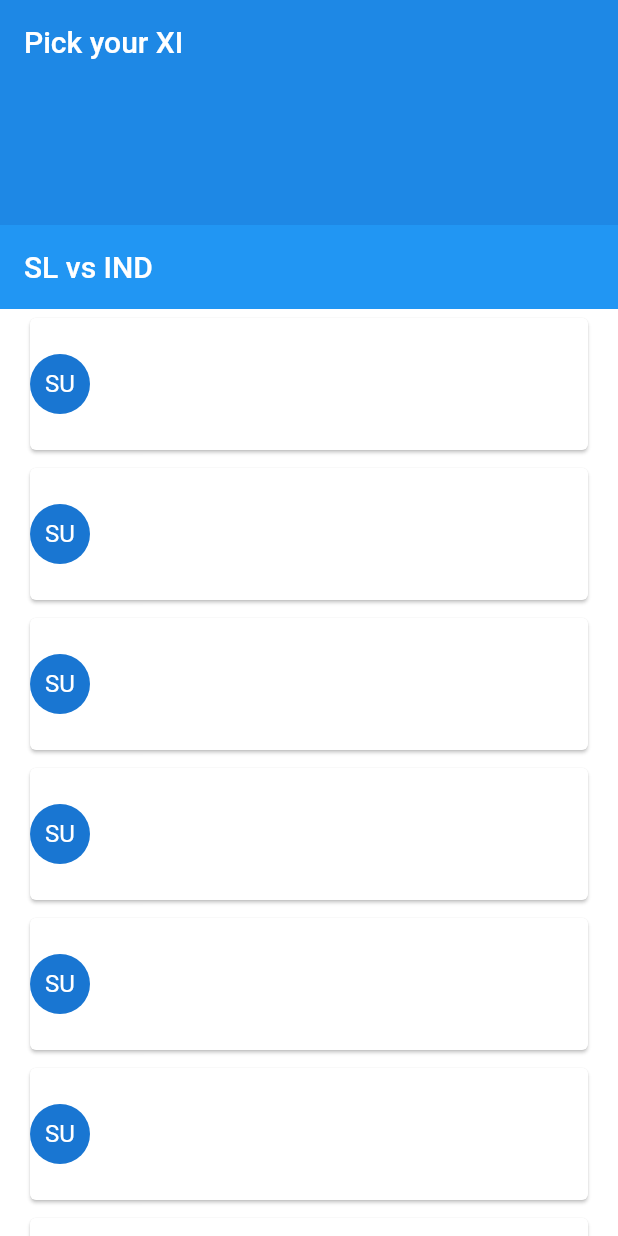
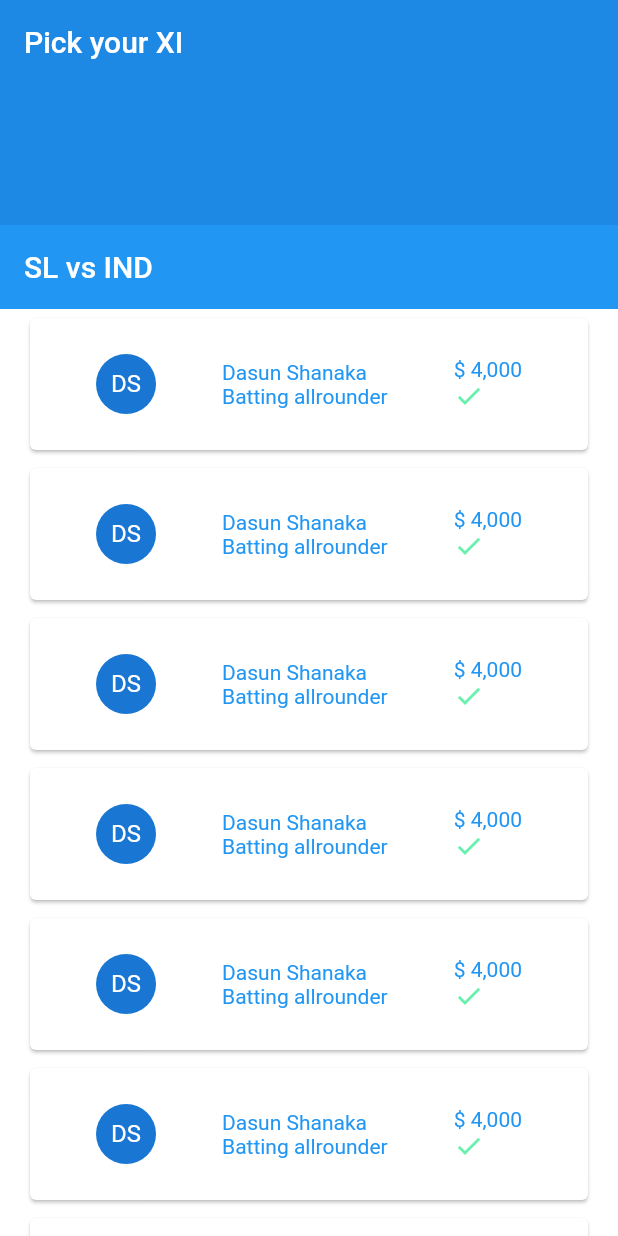
Before and after one commit to sukie2/flutter-smash-it-fantasy-league, a Flutter app: the screen it shows after launch, on a phone screen of 412 x 824 dp. Run offline on Flutter 3.47's test engine with Material 2 defaults, Android fonts, the phone set to English and light mode, and no system bars.

Commit message:
UI Refactoring

```diff
--- a/lib/widgets/player_row.dart
+++ b/lib/widgets/player_row.dart
@@ -9,10 +9,31 @@ class PlayerRow extends StatelessWidget {
       padding: EdgeInsets.only(left: 16.0, top: 2.0, bottom: 2.0, right: 16.0),
       child: Card(
         child: Row(
+          mainAxisAlignment: MainAxisAlignment.spaceEvenly,
           children: [
             CircleAvatar(
-              child: Text('SU'),
-            )
+              child: Text('DS'),
+            ),
+            Column(
+              mainAxisAlignment: MainAxisAlignment.center,
+              crossAxisAlignment: CrossAxisAlignment.start,
+              children: [
+                Text('Dasun Shanaka'),
+                Text('Batting allrounder'),
+              ],
+            ),
+            Column(
+              mainAxisAlignment: MainAxisAlignment.center,
+              crossAxisAlignment: CrossAxisAlignment.start,
+              children: [
+                Text('\$ 4,000'),
+                Icon(
+                  Icons.check,
+                  color: Colors.greenAccent,
+                  size: 20.0,
+                ),
+              ],
+            ),
           ],
         ),
       ),
```
